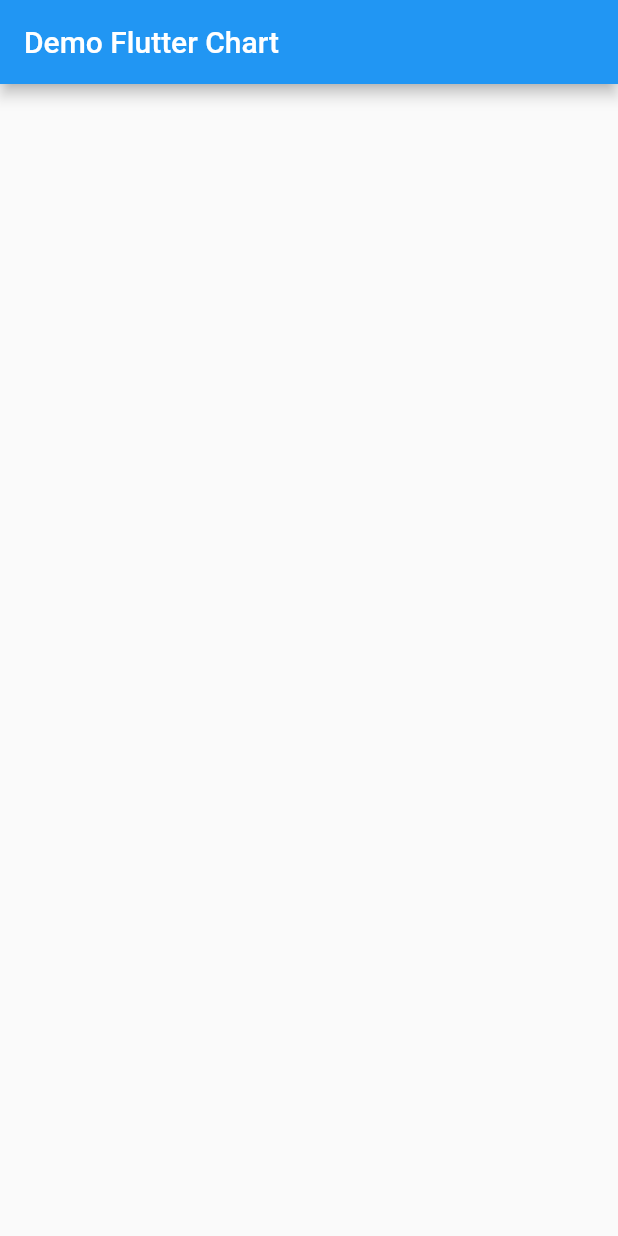
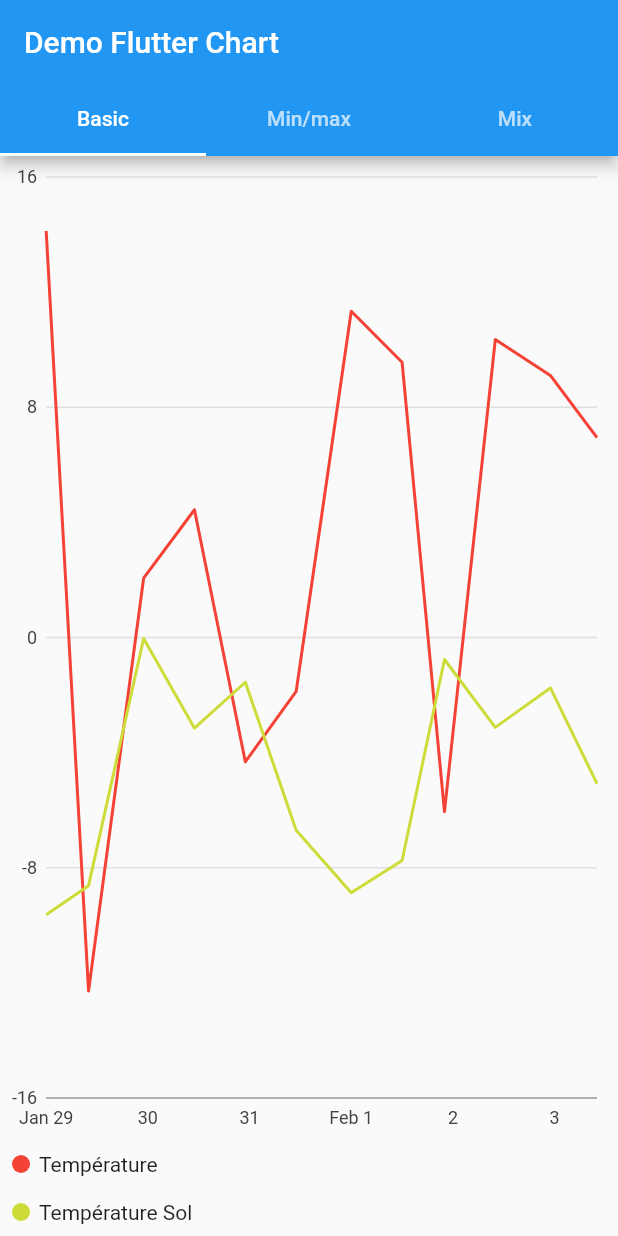
Before and after one commit to BazinC/demo_flutter_chart, a Flutter app: the screen it shows after launch, on a phone screen of 412 x 824 dp. Run offline on Flutter 3.47's test engine with Material 2 defaults, Android fonts, the phone set to English and light mode, and no system bars; our stand-ins replace charts_flutter.

Commit message:
Add charts sample

```diff
--- /dev/null
+++ b/lib/basic_chart.dart
@@ -0,0 +1,87 @@
+import 'dart:math';
+
+import 'package:flutter/material.dart';
+import 'package:charts_flutter/flutter.dart' as charts;
+
+class BasicChart extends StatefulWidget {
+  BasicChart({Key key}) : super(key: key);
+
+  @override
+  _BasicChart createState() => _BasicChart();
+}
+
+class _BasicChart extends State<BasicChart> {
+  List<TimeSeriesData> tsdatatemperature = [];
+  List<TimeSeriesData> tsdatatemperatureground = [];
+
+  @override
+  void initState() {
+    var random = Random();
+
+    for (int i = 0; i < 12; i++) {
+      var date = DateTime.now().subtract(
+          Duration(hours: (i * 12) - (3 * random.nextDouble()).toInt()));
+      double val = (random.nextDouble() * 30) - 15;
+      tsdatatemperature.add(TimeSeriesData(date, val));
+
+      double val2 = (random.nextDouble() * 10) - 10;
+      tsdatatemperatureground.add(TimeSeriesData(date, val2));
+    }
+    super.initState();
+  }
+
+  @override
+  Widget build(BuildContext context) {
+    var seriesTemperature = [
+      charts.Series<TimeSeriesData, DateTime>(
+        id: 'Temperature',
+        displayName: "Température",
+        colorFn: (_, __) => charts.MaterialPalette.red.shadeDefault,
+        domainFn: (TimeSeriesData data, _) => data.time,
+        measureFn: (TimeSeriesData data, _) => data.data,
+        data: tsdatatemperature,
+      ),
+      charts.Series<TimeSeriesData, DateTime>(
+        id: 'Temperature Sol',
+        displayName: "Température Sol",
+        colorFn: (_, __) => charts.MaterialPalette.lime.shadeDefault,
+        domainFn: (TimeSeriesData data, _) => data.time,
+        measureFn: (TimeSeriesData data, _) => data.data,
+        data: tsdatatemperatureground,
+      ),
+    ];
+
+    return Container(
+      child: charts.TimeSeriesChart(
+        seriesTemperature,
+        animate: true,
+        animationDuration: Duration(milliseconds: 800),
+        behaviors: [
+          charts.SeriesLegend(
+            position: charts.BehaviorPosition.bottom,
+            showMeasures: true,
+            horizontalFirst: false,
+            measureFormatter: (num value) {
+              return value == null ? '-' : '${value.toStringAsFixed(1)}°C';
+            },
+          ),
+        ],
+        layoutConfig: charts.LayoutConfig(
+            leftMarginSpec: charts.MarginSpec.fixedPixel(30),
+            topMarginSpec: charts.MarginSpec.fixedPixel(10),
+            rightMarginSpec: charts.MarginSpec.fixedPixel(10),
+            bottomMarginSpec: charts.MarginSpec.fixedPixel(10)),
+        domainAxis: charts.DateTimeAxisSpec(
+            tickFormatterSpec: charts.AutoDateTimeTickFormatterSpec(
+                day: charts.TimeFormatterSpec(
+                    format: 'd', transitionFormat: 'dd/MM'))),
+      ),
+    );
+  }
+}
+
+class TimeSeriesData {
+  final DateTime time;
+  final double data;
+  TimeSeriesData(this.time, this.data);
+}
--- a/lib/main.dart
+++ b/lib/main.dart
@@ -1,3 +1,6 @@
+import 'package:demo_flutter_charts/basic_chart.dart';
+import 'package:demo_flutter_charts/min_max_chart.dart';
+import 'package:demo_flutter_charts/mix_chart.dart';
 import 'package:flutter/material.dart';
 
 void main() => runApp(MyApp());
@@ -27,11 +30,33 @@ class MyHomePage extends StatefulWidget {
 class _MyHomePageState extends State<MyHomePage> {
   @override
   Widget build(BuildContext context) {
-    return Scaffold(
-      appBar: AppBar(
-        title: Text(widget.title),
+    return DefaultTabController(
+      length: 3,
+      child: Scaffold(
+        appBar: AppBar(
+          title: Text(widget.title),
+          bottom: TabBar(
+            tabs: [
+              Tab(
+                text: "Basic",
+              ),
+              Tab(
+                text: "Min/max",
+              ),
+              Tab(
+                text: "Mix",
+              ),
+            ],
+          ),
+        ),
+        body: TabBarView(
+          children: [
+            BasicChart(),
+            MinMaxChart(),
+            MixChart(),
+          ],
+        ),
       ),
-      body: Container(),
     );
   }
 }
--- a/pubspec.yaml
+++ b/pubspec.yaml
@@ -23,6 +23,7 @@ dependencies:
   # The following adds the Cupertino Icons font to your application.
   # Use with the CupertinoIcons class for iOS style icons.
   cupertino_icons: ^0.1.2
+  charts_flutter: ^0.8.1
 
 dev_dependencies:
   flutter_test:
```
Also changed, not shown: lib/min_max_chart.dart (added, +85 -0 lines), lib/mix_chart.dart (added, +107 -0 lines), pubspec.lock.
